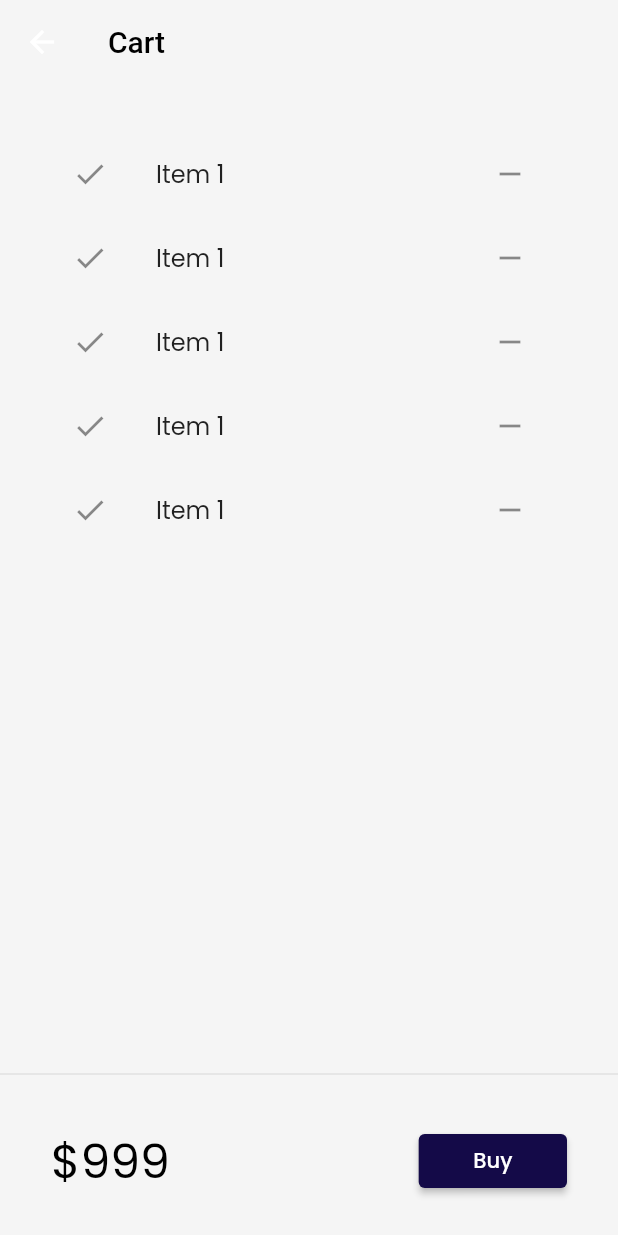
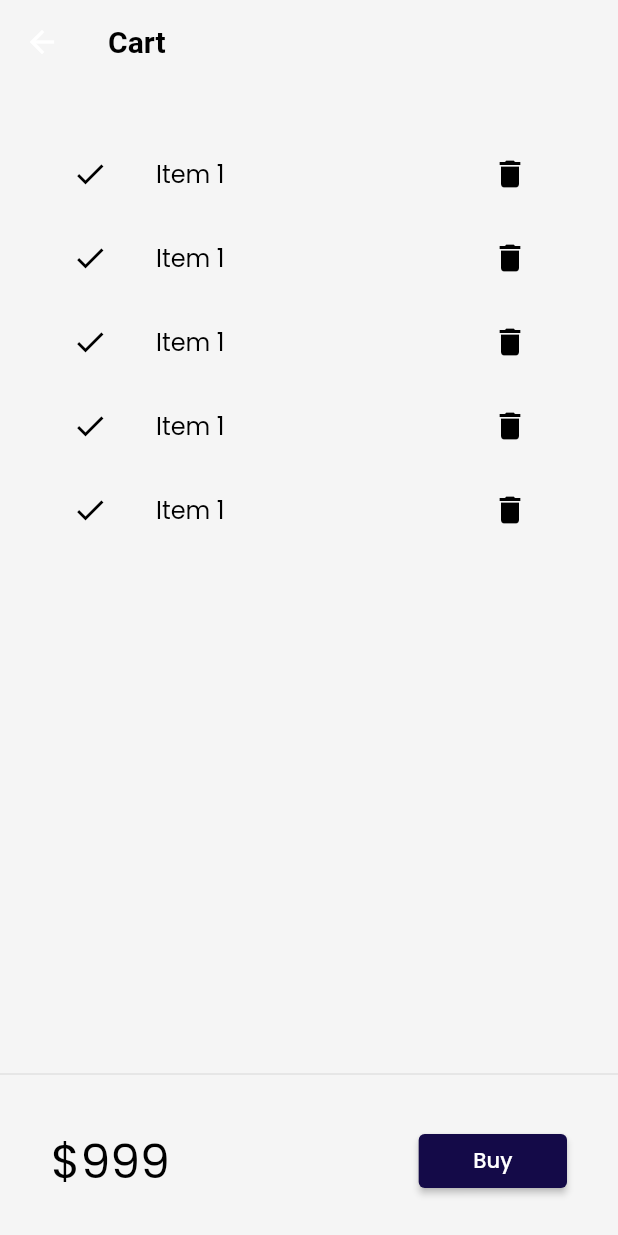
Before and after one commit to Iman129/myflutterwork, a Flutter app: the screen it shows after launch, after a tap on an icon or button, on a phone screen of 412 x 824 dp. Run offline on Flutter 3.47's test engine with Material 2 defaults, Android fonts, the phone set to English and light mode, and no system bars; our stand-ins replace google_fonts, velocity_x; network calls fail.

Commit message:
day21 completed

```diff
--- a/lib/models/catalog.dart
+++ b/lib/models/catalog.dart
@@ -7,11 +7,11 @@ class CatalogModel {
   // static to acces directly
   static List<Item> items = [];
 
-  static Item getById(int id) => items.firstWhere((element) => element.id == id,
+   Item getById(int id) => items.firstWhere((element) => element.id == id,
       orElse: null); //lement ki id meri id k equal honi chahiye warna null ho
 
   //get item by position
- static Item getByPosition(int pos) => items[pos];
+  Item getByPosition(int pos) => items[pos];
 }
 
 class Item {
--- a/lib/pages/cart_page.dart
+++ b/lib/pages/cart_page.dart
@@ -11,7 +11,7 @@ class CartPage extends StatelessWidget {
       backgroundColor: context.canvasColor,
       appBar: AppBar(
         backgroundColor: Colors.transparent,
-        title: "Cart".text.color(context.accentColor).make(),
+        title: "Cart".text.bold.color(context.accentColor).make(),
       ),
       body: Column(
         children: [
@@ -23,6 +23,7 @@ class CartPage extends StatelessWidget {
     );
   }
 }
+
 class _CartTotal extends StatelessWidget {
   //const MyWidget({Key? key}) : super(key: key);
 
@@ -30,27 +31,28 @@ class _CartTotal extends StatelessWidget {
   Widget build(BuildContext context) {
     return SizedBox(
       height: 100,
-      child: Row(
-        mainAxisAlignment: MainAxisAlignment.spaceAround,
-        children: [
+      child: Row(mainAxisAlignment: MainAxisAlignment.spaceAround, children: [
         // ignore: deprecated_member_use
-          "\$999".text.xl4.color(context.theme.accentColor).make(),//total price
+        "\$999".text.xl4.color(context.theme.accentColor).make(), //total price
         30.widthBox,
-          ElevatedButton(onPressed: (){} ,
+        ElevatedButton(
+                onPressed: () {
+                    ScaffoldMessenger.of(context).showSnackBar(
+                SnackBar(content: "Buying not supported yet".text.make()));
+                },
                 child: "Buy".text.white.make(),
                 style: ButtonStyle(
                     // ignore: deprecated_member_use
-            backgroundColor: MaterialStateProperty.all(context.theme.buttonColor))).w24(context)
-
+                    backgroundColor:
+                        // ignore: deprecated_member_use
+                        MaterialStateProperty.all(context.theme.buttonColor)))
+            .w24(context)
       ]),
-
     );
-
   }
 }
+
 class _CartList extends StatefulWidget {
-
-
   @override
   State<_CartList> createState() => __CartListState();
 }
@@ -60,13 +62,18 @@ class __CartListState extends State<_CartList> {
   Widget build(BuildContext context) {
     return ListView.builder(
       itemCount: 5,
-     itemBuilder: (context, index)=> ListTile(
+      itemBuilder: (context, index) => ListTile(
         leading: Icon(Icons.done),
-     trailing: IconButton(icon: Icon(Icons.remove),
-     onPressed: () {  },),
-     title: "Item 1".text.make(),
+        iconColor: context.accentColor,
+        trailing: IconButton(
+          icon: Icon(Icons.delete),
+
+          onPressed: () {
+
+          },
+        ),
+        title: "Item 1".text.color(context.accentColor).make(),
       ),
     );
-
   }
 }
--- a/lib/pages/login_page.dart
+++ b/lib/pages/login_page.dart
@@ -77,12 +77,14 @@ class _LoginPageState extends State<LoginPage> {
 
                     TextFormField(
                       // ignore: deprecated_member_use
-                      //style: TextStyle(color: Colors.white),
+                      //style: TextStyle(color: context.accentColor),
                      decoration: InputDecoration(
+                     // fillColor: context.accentColor,
+                     // iconColor: context.accentColor,
                     hintText: "User Name Here",
                     labelText: "User Name",
+                     ),
 
-                      ),
                       validator: (value) {
                         if (value!.isEmpty) {
                           return "Username can not be Empty";
@@ -99,6 +101,7 @@ class _LoginPageState extends State<LoginPage> {
                     TextFormField(
                       obscureText: true,
                       decoration: InputDecoration(
+                        fillColor: context.accentColor,
                         //fillColor: context.accentColor.withOpacity(0.2),
                          //filled: true,
                         hintText: "Password  Here",
@@ -178,7 +181,7 @@ class _LoginPageState extends State<LoginPage> {
                               child: Text(
                                 "don't have an acount?",
                                 style: TextStyle(
-                                  color: Colors.black,
+                                  color: context.accentColor,
                                   fontSize: 16,
 
                                 ),
@@ -201,7 +204,7 @@ class _LoginPageState extends State<LoginPage> {
                               child: Text(
                                 "SignUp",
                                 style: TextStyle(
-                                    color: Color.fromARGB(255, 49, 18, 172),
+                                    color: Color.fromARGB(255, 49, 158, 248),
                                     fontSize: 16,
                                     fontWeight: FontWeight.bold),
                               ),
--- a/lib/widgets/home_widgets/catalog_list.dart
+++ b/lib/widgets/home_widgets/catalog_list.dart
@@ -17,7 +17,7 @@ class CatalogList extends StatelessWidget {
         shrinkWrap: true,
         itemCount: CatalogModel.items.length,
         itemBuilder: (context, index) {
-          final catalog = CatalogModel.getByPosition(index); // same as before all list shows on home
+          final catalog = CatalogModel.items[index]; // same as before all list shows on home
           return InkWell //inkwell will give us something on tapping the button
           (
             onTap: () => Navigator.push(context, MaterialPageRoute(builder: (context)=>HomeDetailPage(catalog: catalog))),
```
Also changed, not shown: lib/models/cart.dart (added, +35 -0 lines). Lines whose indentation alone changed are shown as unchanged.
